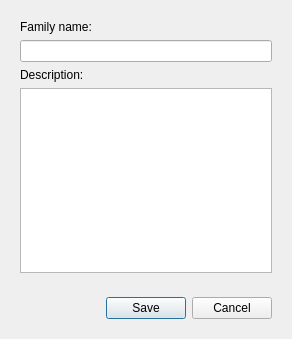
Qt form POS-System/familydialog.ui (AbdelkarimYT/Leaf) before a commit.
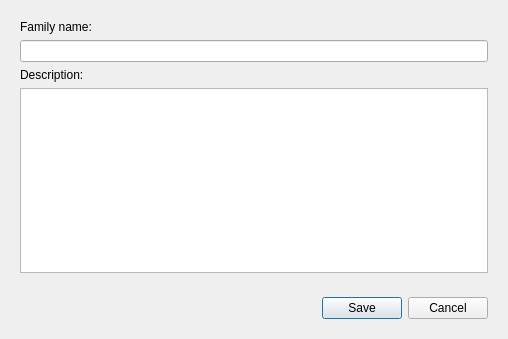
The same form after that commit.

What changed in the file:
```diff
--- a/POS-System/familydialog.ui
+++ b/POS-System/familydialog.ui
@@ -6,7 +6,7 @@
    <rect>
     <x>0</x>
     <y>0</y>
-    <width>292</width>
+    <width>508</width>
     <height>339</height>
    </rect>
   </property>
@@ -78,8 +78,8 @@
         </property>
         <property name="sizeHint" stdset="0">
          <size>
-          <width>40</width>
-          <height>20</height>
+          <width>300</width>
+          <height>0</height>
          </size>
         </property>
        </spacer>
```
